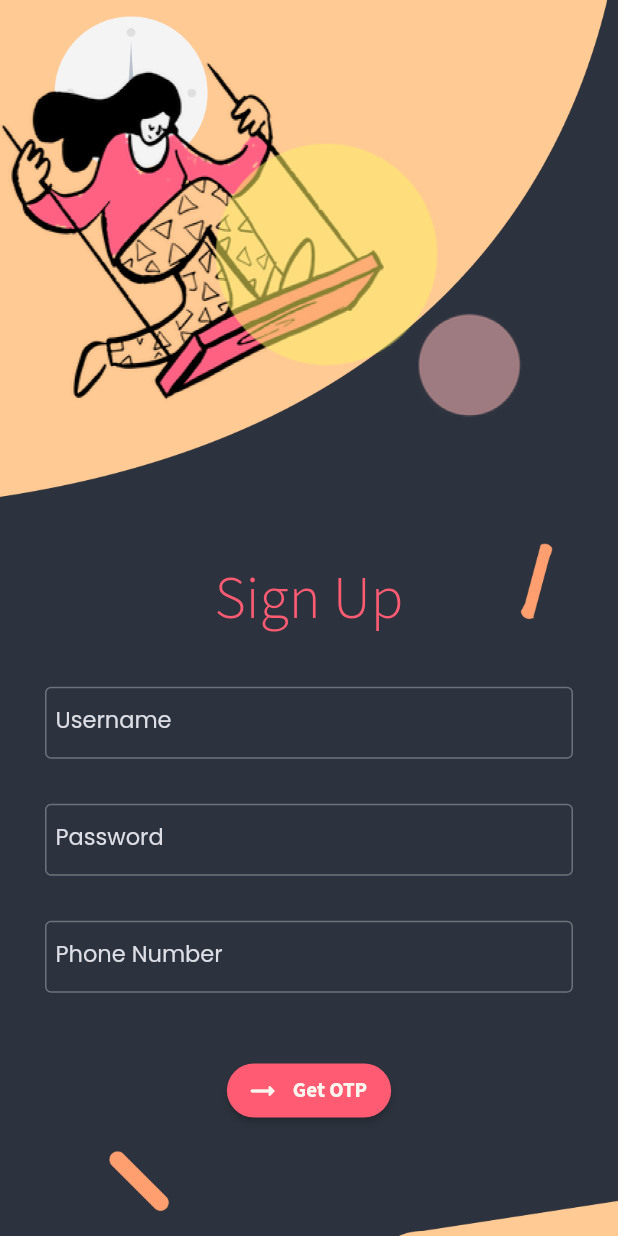
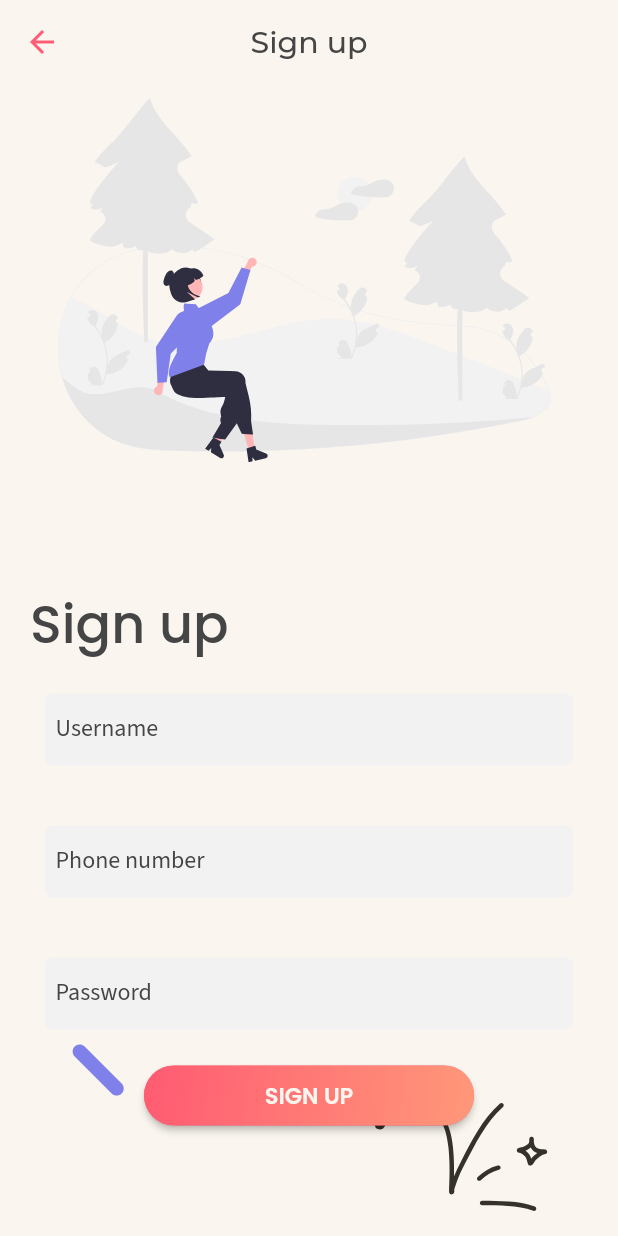
Before and after one commit to cyberwizard1001/events_app, a Flutter app: the SignUpWidget screen opened directly, on a phone screen of 412 x 824 dp. Run offline on Flutter 3.47's test engine with Material 2 defaults, Android fonts, the phone set to English and light mode, and no system bars; our stand-ins replace auto_size_text, flutter_svg, google_fonts, responsive_sizer.

Commit message:
Modified sign up

```diff
--- a/lib/screens/home.dart
+++ b/lib/screens/home.dart
@@ -1,3 +1,4 @@
+import 'package:events_app/screens/sign_up.dart';
 import 'package:events_app/utils/colors.dart' as colors;
 import 'package:flutter/material.dart';
 import 'package:flutter_svg/flutter_svg.dart';
@@ -16,7 +17,9 @@
             mainAxisAlignment: MainAxisAlignment.center,
             crossAxisAlignment: CrossAxisAlignment.center,
             children: [
-              SizedBox(height: MediaQuery.of(context).size.height*0.2,),
+              SizedBox(
+                height: MediaQuery.of(context).size.height * 0.2,
+              ),
               Center(
                   child: Text(
                 'Hi There!',
@@ -38,7 +41,8 @@
                           begin: Alignment.topLeft,
                           end: Alignment.centerRight)),
                   child: Container(
-                    constraints: const BoxConstraints(maxWidth: 300.0, minHeight: 60),
+                    constraints:
+                        const BoxConstraints(maxWidth: 300.0, minHeight: 60),
                     alignment: Alignment.center,
                     child: Padding(
                       padding: const EdgeInsets.all(8.0),
@@ -69,8 +73,8 @@
                       ),
                       onPressed: () {},
                       child: Container(
-                          constraints:
-                              const BoxConstraints(maxWidth: 300.0, minHeight: 60),
+                          constraints: const BoxConstraints(
+                              maxWidth: 300.0, minHeight: 60),
                           alignment: Alignment.center,
                           child: Padding(
                             padding: const EdgeInsets.all(8.0),
@@ -86,9 +90,25 @@
                 mainAxisAlignment: MainAxisAlignment.center,
                 crossAxisAlignment: CrossAxisAlignment.center,
                 children: [
-                Text('New around here?',style: GoogleFonts.poppins(color: colors.primaryTextColor.withOpacity(0.7)),),
-                TextButton(onPressed: (){}, child: Text('Sign up',style: GoogleFonts.poppins(color: colors.tertiaryTextColor),))
-              ],)
+                  Text(
+                    'New around here?',
+                    style: GoogleFonts.poppins(
+                        color: colors.primaryTextColor.withOpacity(0.7)),
+                  ),
+                  TextButton(
+                      onPressed: () {
+                        Navigator.push(
+                            context,
+                            MaterialPageRoute(
+                                builder: (context) => const SignUpWidget()));
+                      },
+                      child: Text(
+                        'Sign up',
+                        style: GoogleFonts.poppins(
+                            color: colors.tertiaryTextColor),
+                      ))
+                ],
+              )
             ],
           )
         ],
--- a/lib/screens/sign_up.dart
+++ b/lib/screens/sign_up.dart
@@ -1,102 +1,123 @@
-import 'package:events_app/screens/bottom_navg.dart';
 import 'package:events_app/utils/colors.dart' as colors;
-import 'package:events_app/utils/themes.dart';
+import 'package:events_app/widgets/appbar_back_button.dart';
+import 'package:flutter/gestures.dart';
 import 'package:flutter/material.dart';
+import 'package:flutter_svg/flutter_svg.dart';
 import 'package:google_fonts/google_fonts.dart';
-import 'category.dart';
-class SignUpWidget extends StatelessWidget {
+
+class SignUpWidget extends StatefulWidget {
   const SignUpWidget({Key? key}) : super(key: key);
 
   @override
+  State<SignUpWidget> createState() => _SignUpWidgetState();
+}
+
+class _SignUpWidgetState extends State<SignUpWidget> {
+  @override
   Widget build(BuildContext context) {
     return Scaffold(
+      resizeToAvoidBottomInset: false,
+      appBar: AppBarBackButton('Sign up'),
       body: Stack(
         children: [
-          Container(
-            decoration: const BoxDecoration(
-                image: DecorationImage(
-                    image: AssetImage("assets/background.png"),
-                    fit: BoxFit.cover)),
-          ),
+          SvgPicture.asset('assets/svg/content_background.svg'),
+          Column(
+            mainAxisAlignment: MainAxisAlignment.center,
+            crossAxisAlignment: CrossAxisAlignment.center,
+            children: [
               SingleChildScrollView(
+                physics: const ScrollPhysics(),
                   child: Column(
                 children: [
                   SizedBox(
-                  height: MediaQuery.of(context).size.height * 0.45,
-                ),
-                Text(
-                  "Sign Up",
-                  style: GoogleFonts.sourceSansPro(
-                      color: colors.accentColor, fontSize: 40),
+                    height: MediaQuery.of(context).size.height * 0.32,
                   ),
                   Padding(
-                  padding:
-                      const EdgeInsets.only(left: 30.0, right: 30.0, top: 30),
-                  child: TextFormField(
-                    style: darkTheme.DarkTheme.textTheme.bodyText1,
-                    decoration: InputDecoration(
-                        hintText: "Please enter username here",
-                        label: const Text("Username"),
-                        hintStyle:
-                            GoogleFonts.poppins(color: colors.darkTextBoxColor),
-                        labelStyle: GoogleFonts.poppins(
-                            color: colors.darkTextBoxColor)),
-                  ),
-                ),
-                Padding(
-                  padding:
-                      const EdgeInsets.only(left: 30.0, right: 30.0, top: 30.0),
-                  child: TextFormField(
-                    style: darkTheme.DarkTheme.textTheme.bodyText1,
-                    decoration: InputDecoration(
-                        hintText: "Please enter password here",
-                        label: const Text("Password"),
-                        hintStyle:
-                            GoogleFonts.poppins(color: colors.darkTextBoxColor),
-                        labelStyle: GoogleFonts.poppins(
-                            color: colors.darkTextBoxColor)),
-                  ),
-                ),
-                Padding(
-                  padding:
-                      const EdgeInsets.only(left: 30.0, right: 30.0, top: 30.0),
-                  child: TextFormField(
-                    style: darkTheme.DarkTheme.textTheme.bodyText1,
-                    decoration: InputDecoration(
-                      hintText: "Enter phone number here",
-                      label: const Text("Phone Number"),
-                      hintStyle:
-                          GoogleFonts.poppins(color: colors.darkTextBoxColor),
-                      labelStyle:
-                          GoogleFonts.poppins(color: colors.darkTextBoxColor),
-                      border: OutlineInputBorder(
-                          borderSide: BorderSide(
-                              width: 1.0,
-                              style: BorderStyle.solid,
-                              color: colors.accentColor)),
+                    padding: EdgeInsets.symmetric(horizontal: 20),
+                    child: Align(
+                      alignment: Alignment.topLeft,
+                      child: Text(
+                        'Sign up',
+                        style: GoogleFonts.poppins(
+                            color: colors.primaryTextColor,
+                            fontSize: 35,
+                            fontWeight: FontWeight.w500),
                       ),
                     ),
                   ),
-                Padding(
-                    padding: EdgeInsets.only(
-                        top: MediaQuery.of(context).size.height * 0.05),
-                    child: ElevatedButton.icon(
-                        onPressed: () {Navigator.push(
-                            context,
-                            MaterialPageRoute(
-                                builder: (context) => const Bottom()));},
-                        icon: Icon(
-                          Icons.arrow_right_alt_rounded,
-                          color: colors.scaffoldColor,
+                  Padding(padding: EdgeInsets.symmetric(horizontal: 30,vertical: 20),child:
+                    TextFormField(
+                      decoration: InputDecoration(
+                        label: Text('Username'),
+                        filled: true,
+                        hintText: 'Please enter your username',
+                        hintStyle: GoogleFonts.poppins(color: colors.primaryTextColor.withOpacity(0.7)),
+                        focusedBorder: OutlineInputBorder(borderSide: BorderSide.none,borderRadius: BorderRadius.circular(5)),
+                        fillColor: colors.textBoxFill,
+                        focusColor: colors.textBoxFill,
+                        enabledBorder: OutlineInputBorder(borderSide: BorderSide.none,borderRadius: BorderRadius.circular(5)),
+                      )
+                    ),),
+                  Padding(padding: EdgeInsets.symmetric(horizontal: 30,vertical: 20),child:
+                  TextFormField(
+                      decoration: InputDecoration(
+                        label: Text('Phone number'),
+                        filled: true,
+                        hintText: 'Please enter your phone number',
+                        hintStyle: GoogleFonts.poppins(color: colors.primaryTextColor.withOpacity(0.7)),
+                        focusedBorder: OutlineInputBorder(borderSide: BorderSide.none,borderRadius: BorderRadius.circular(5)),
+                        fillColor: colors.textBoxFill,
+                        focusColor: colors.textBoxFill,
+                        enabledBorder: OutlineInputBorder(borderSide: BorderSide.none,borderRadius: BorderRadius.circular(5)),
+                      )
+                  ),),
+                  Padding(padding: EdgeInsets.symmetric(horizontal: 30,vertical: 20),child:
+                  TextFormField(
+                      decoration: InputDecoration(
+                        label: Text('Password'),
+                        filled: true,
+                        hintText: 'Please enter your password',
+                        hintStyle: GoogleFonts.poppins(color: colors.primaryTextColor.withOpacity(0.7)),
+                        focusedBorder: OutlineInputBorder(borderSide: BorderSide.none, borderRadius: BorderRadius.circular(5)),
+                        fillColor: colors.textBoxFill,
+                        focusColor: colors.textBoxFill,
+                        enabledBorder: OutlineInputBorder(borderSide: BorderSide.none,borderRadius: BorderRadius.circular(5)),
                       ),
-                        label: Text(
-                          "Get OTP",
-                          style: GoogleFonts.sourceSansPro(
-                              color: colors.buttonTextColor,
-                              fontWeight: FontWeight.w700),
-                        )))
+                  ),),
+                  ElevatedButton(
+                    onPressed: () {},
+                    child: Ink(
+                      decoration: BoxDecoration(
+                          borderRadius: BorderRadius.circular(30),
+                          gradient: const LinearGradient(
+                              colors: [Color(0xffFF5B72), Color(0xffFF9779)],
+                              begin: Alignment.topLeft,
+                              end: Alignment.centerRight)),
+                      child: Container(
+                        constraints:
+                        const BoxConstraints(maxWidth: 220.0, minHeight: 40),
+                        alignment: Alignment.center,
+                        child: Padding(
+                          padding: const EdgeInsets.all(8.0),
+                          child: Text(
+                            'SIGN UP',
+                            style: GoogleFonts.poppins(
+                                fontSize: 15,
+                                color: colors.secondaryTextColor,
+                                fontWeight: FontWeight.w600),
+                          ),
+                        ),
+                      ),
+                    ),
+                    style: ElevatedButton.styleFrom(
+                      shape: RoundedRectangleBorder(
+                          borderRadius: BorderRadius.circular(80.0)),
+                      padding: const EdgeInsets.all(0.0),
+                    ),
+                  ),
                 ],
-            ),
+              ))
+            ],
           )
         ],
       ),
--- a/lib/utils/colors.dart
+++ b/lib/utils/colors.dart
@@ -11,6 +11,7 @@
 var successColor = const Color(0xffB2E081);
 var errorColor = const Color.fromARGB(255, 255, 167, 167);
 var textBoxBorder = const Color(0xff6B737A);
+var textBoxFill = const Color(0xffF2F2F2);
 var whiteColor = const Color(0xffffffff);
 
 //var darkHintColor = Colors.black87;
```
Also changed, not shown: assets/svg/content_background.svg (added). Lines whose indentation alone changed are shown as unchanged.
